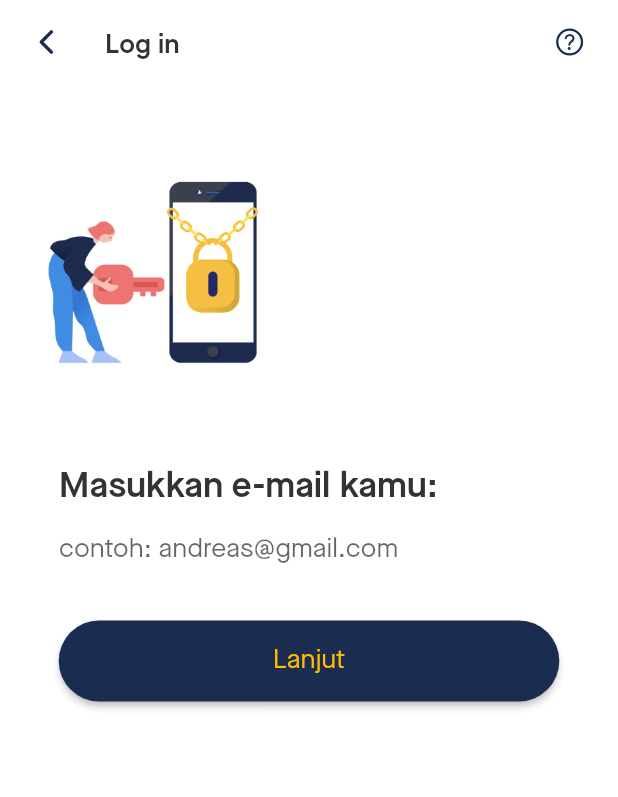
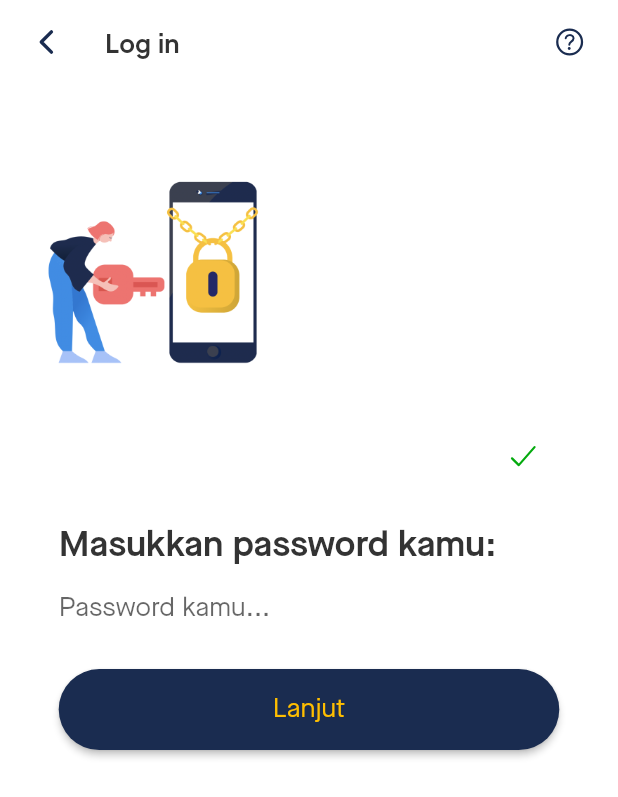
Before and after one commit to andre-nk/sindustore, a Flutter app: the AuthFormPage screen opened directly, after a tap on "Lanjut", on a phone screen of 412 x 824 dp. Shown: the top 797 px of the screen. Run offline on Flutter 3.47's test engine with Material 2 defaults, Android fonts, the light colour scheme and no system bars; drawn by our look-alikes of delayed_display; our stand-ins replace bloc, cloud_firestore, equatable, firebase_auth, firebase_core, flutter_bloc and 4 more; missing offline and left inert: flow_builder; accounts and stored records are empty; project files that could hold a hidden picture were left out.

Commit message:
:sparkles: AuthEnum Refactor, BLoC Email Validation Logic

```diff
--- a/lib/app/auth/bloc/auth_bloc.dart
+++ b/lib/app/auth/bloc/auth_bloc.dart
@@ -10,7 +10,7 @@ part 'auth_state.dart';
 
 class AuthBloc extends Bloc<AuthEvent, AuthState> {
   final AuthRepository _authRepository;
-  StreamSubscription<User>? _userSubscription;
+  // StreamSubscription<User>? _userSubscription;
 
   AuthBloc({required AuthRepository authRepository})
       : _authRepository = authRepository,
--- a/lib/app/auth/cubit/auth_cubit.dart
+++ b/lib/app/auth/cubit/auth_cubit.dart
@@ -17,23 +17,33 @@ class AuthCubit extends Cubit<AuthState> {
   void emailFormChanged(String value) {
     final filledEmail = Email.dirty(value);
     emit(state.copyWith(
-        email: filledEmail, formStatus: Formz.validate([filledEmail])));
+        email: filledEmail,
+        formStatus: Formz.validate([filledEmail]),
+        authStatus: AuthStatus.emptyUser));
   }
 
   void passwordFormChanged(String value) {
     final filledPassword = Password.dirty(value);
     emit(state.copyWith(
+        email: state.email,
         password: filledPassword,
         formStatus: Formz.validate([filledPassword])));
   }
 
   Future<void> validateEmail() async {
-    if (!(state.formStatus.isValidated)) return;
-    emit(state.copyWith(formStatus: FormzStatus.submissionInProgress));
+    if (!(state.formStatus.isValidated) && state.formStatus.isInvalid) {
+      emit(state.copyWith(formStatus: FormzStatus.submissionFailure));
+      return;
+    }
+
+    emit(state.copyWith(
+        email: state.email, formStatus: FormzStatus.submissionInProgress));
+
     try {
       final authStatus =
           await _authRepository.validateEmail(email: state.email.value);
       emit(state.copyWith(
+          email: state.email,
           authStatus: authStatus,
           formStatus: FormzStatus.submissionSuccess));
     } catch (e) {
@@ -43,7 +53,9 @@ class AuthCubit extends Cubit<AuthState> {
 
   Future<void> signInWithEmailAndPassword(
       Email email, Password password) async {}
+
   Future<void> signUpWithEmailAndPassword(
       Email email, Password password) async {}
+
   Future<void> validatePIN(PIN pin) async {}
 }
--- a/lib/app/auth/cubit/auth_enums.dart
+++ b/lib/app/auth/cubit/auth_enums.dart
@@ -1 +1,8 @@
 enum AuthStatus { emptyUser, existedUser, predefinedUser, unknownUser }
+
+class AuthStatusWrapper {
+  static AuthStatus get emptyUser => AuthStatus.emptyUser;
+  static AuthStatus get existedUser => AuthStatus.existedUser;
+  static AuthStatus get predefinedUser => AuthStatus.predefinedUser;
+  static AuthStatus get unknownUser => AuthStatus.unknownUser;
+}
--- a/lib/app/bloc_observer.dart
+++ b/lib/app/bloc_observer.dart
@@ -2,27 +2,28 @@ import 'package:flutter_bloc/flutter_bloc.dart';
 import 'package:logger/logger.dart';
 
 class AppBlocObserver extends BlocObserver {
-  @override
-  void onEvent(Bloc bloc, Object? event) {
-    super.onEvent(bloc, event);
-    Logger().d(event);
-  }
+  // @override
+  // void onEvent(Bloc bloc, Object? event) {
+  //   super.onEvent(bloc, event);
+  //   // Logger().d(event);
+  // }
 
-  @override
-  void onError(BlocBase bloc, Object error, StackTrace stackTrace) {
-    super.onError(bloc, error, stackTrace);
-    Logger().e(error);
-  }
+  // @override
+  // void onError(BlocBase bloc, Object error, StackTrace stackTrace) {
+  //   super.onError(bloc, error, stackTrace);
+  //   // Logger().e(error);
+  // }
 
+  // @override
   @override
   void onChange(BlocBase bloc, Change change) {
     super.onChange(bloc, change);
     Logger().i(change);
   }
 
-  @override
-  void onTransition(Bloc bloc, Transition transition) {
-    super.onTransition(bloc, transition);
-    Logger().i(transition);
-  }
+  // @override
+  // void onTransition(Bloc bloc, Transition transition) {
+  //   super.onTransition(bloc, transition);
+  //   // Logger().i(transition);
+  // }
 }
--- a/lib/presentation/screens/auth/auth_page.dart
+++ b/lib/presentation/screens/auth/auth_page.dart
@@ -8,6 +8,7 @@ class AuthFormPage extends StatelessWidget {
     return BlocProvider<AuthCubit>(
       create: (_) => AuthCubit(context.read<AuthRepository>()),
       child: Scaffold(
+          resizeToAvoidBottomInset: true,
           appBar: GeneralAppBar(
             title: "Log in",
             secondaryButton: IconButton(
--- a/lib/presentation/widgets/auth/auth_form.dart
+++ b/lib/presentation/widgets/auth/auth_form.dart
@@ -5,39 +5,72 @@ class AuthForm extends StatelessWidget {
 
   @override
   Widget build(BuildContext context) {
-    return BlocListener<AuthCubit, AuthState>(
-        listener: (context, state) {
+    return BlocConsumer<AuthCubit, AuthState>(listenWhen: (previous, current) {
+      return previous.authStatus != current.authStatus;
+    }, listener: (context, state) {
       if (state.formStatus.isSubmissionFailure) {
         ScaffoldMessenger.of(context)
           ..hideCurrentSnackBar()
           ..showSnackBar(
             SnackBar(
-                  content:
-                      Text(state.errorMessage ?? 'Authentication Failure'),
+              backgroundColor: AppTheme.colors.error,
+              content: Text(state.errorMessage ?? 'Authentication Failure',
+                  style: AppTheme.text.subtitle.copyWith(color: Colors.white)),
             ),
           );
-          } else if (state.authStatus.index == 3) {
+      } else if (state.authStatus == AuthStatusWrapper.unknownUser) {
         ScaffoldMessenger.of(context)
           ..hideCurrentSnackBar()
           ..showSnackBar(
-                const SnackBar(
-                  content: Text('Unknown user!'),
+            SnackBar(
+              backgroundColor: AppTheme.colors.error,
+              content: Text(
+                  state.errorMessage ?? 'E-mail pengguna tidak ditemukan!',
+                  style: AppTheme.text.subtitle.copyWith(color: Colors.white)),
             ),
           );
       }
-        },
-        child: Padding(
-          padding: EdgeInsets.symmetric(
-              horizontal: MQuery.height(0.01, context)),
-          child: Column(
+    }, builder: (context, state) {
+      return Padding(
+          padding:
+              EdgeInsets.symmetric(horizontal: MQuery.height(0.01, context)),
+          child: (state.authStatus == AuthStatusWrapper.existedUser ||
+                  state.authStatus == AuthStatusWrapper.predefinedUser
+              ? Column(
+                  mainAxisAlignment: MainAxisAlignment.start,
                   crossAxisAlignment: CrossAxisAlignment.start,
                   children: const [
+                    Padding(
+                      padding: EdgeInsets.only(top: 24),
+                      child: _EmailAuthInput(
+                        isValidated: true,
+                      ),
+                    ),
                     _FormTitle(),
-              _EmailAuthInput(),
+                    DelayedDisplay(
+                        delay: Duration(milliseconds: 500),
+                        child: Padding(
+                          padding: EdgeInsets.only(top: 4.0),
+                          child: _PasswordAuthInput(),
+                        )),
                     _SubmitButton(),
                   ],
+                )
+              : Column(
+                  crossAxisAlignment: CrossAxisAlignment.start,
+                  children: const [
+                    Padding(
+                      padding: EdgeInsets.only(top: 56.0),
+                      child: _FormTitle(),
                     ),
-        ));
+                    Padding(
+                      padding: EdgeInsets.only(top: 4.0),
+                      child: _EmailAuthInput(isValidated: false),
+                    ),
+                    _SubmitButton(),
+                  ],
+                )));
+    });
   }
 }
 
@@ -48,20 +81,11 @@ class _FormTitle extends StatelessWidget {
   Widget build(BuildContext context) {
     return BlocBuilder<AuthCubit, AuthState>(
       builder: (context, state) {
-        // Logger().d("isEmailSubmitted:" +
-        //     state.formStatus.isSubmissionSuccess.toString());
-        // Logger().d("isPasswordUnfilled:" + state.password.pure.toString());
-
-        return Padding(
-          padding: EdgeInsets.only(
-              top: MQuery.height(0.08, context),
-              bottom: MQuery.height(0.005, context)),
-          child: Text(
+        return Text(
           (state.authStatus.index == 1 || state.authStatus.index == 2)
               ? "Masukkan password kamu:"
               : "Masukkan e-mail kamu:",
           style: AppTheme.text.h2.copyWith(fontSize: 24),
-          ),
         );
       },
     );
@@ -69,32 +93,75 @@ class _FormTitle extends StatelessWidget {
 }
 
 class _EmailAuthInput extends StatelessWidget {
-  const _EmailAuthInput({Key? key}) : super(key: key);
+  final bool isValidated;
+  const _EmailAuthInput({Key? key, required this.isValidated})
+      : super(key: key);
 
   @override
   Widget build(BuildContext context) {
     return BlocBuilder<AuthCubit, AuthState>(
         buildWhen: ((previous, current) =>
-            previous.email != current.email),
+            (previous.email != current.email) ||
+            (previous.formStatus != current.formStatus)),
         builder: (context, state) {
-          return Column(
-            mainAxisAlignment: MainAxisAlignment.start,
-            crossAxisAlignment: CrossAxisAlignment.start,
-            children: [
-              TextField(
+          return Padding(
+            padding: isValidated
+                ? EdgeInsets.symmetric(vertical: MQuery.height(0.02, context))
+                : EdgeInsets.only(bottom: MQuery.height(0.04, context)),
+            child: TextField(
               key: const Key('loginForm_emailInput_textField'),
               onChanged: (email) =>
                   {context.read<AuthCubit>().emailFormChanged(email)},
+
               style: AppTheme.text.paragraph,
-                decoration: const InputDecoration(
-                  fillColor: Colors.cyan,
+              decoration: InputDecoration(
+                enabled: !isValidated,
                 border: InputBorder.none,
-                  hintText: 'contoh: andreas@gmail.com',
-                  helperText: '',
-                  errorText: null,
+                hintText: isValidated ? state.email.value : 'contoh: andreas@gmail.com',
+                errorText: state.formStatus.isSubmissionFailure
+                    ? "*E-mail tidak valid. Coba lagi"
+                    : null,
+                suffixIcon: isValidated
+                    ? Padding(
+                        padding: const EdgeInsets.only(bottom: 8.0),
+                        child: Icon(Ionicons.checkmark,
+                            color: AppTheme.colors.success))
+                    : const SizedBox(),
+                isCollapsed: false,
+                isDense: false,
               ),
             ),
-            ],
+          );
+        });
+  }
+}
+
+class _PasswordAuthInput extends StatelessWidget {
+  const _PasswordAuthInput({Key? key}) : super(key: key);
+
+  @override
+  Widget build(BuildContext context) {
+    return BlocBuilder<AuthCubit, AuthState>(
+        buildWhen: ((previous, current) =>
+            previous.password != current.password),
+        builder: (context, state) {
+          return Padding(
+            padding: EdgeInsets.only(bottom: MQuery.height(0.02, context)),
+            child: TextField(
+              key: const Key('loginForm_passwordInput_textField'),
+              onChanged: (password) =>
+                  {context.read<AuthCubit>().passwordFormChanged(password)},
+              style: AppTheme.text.paragraph,
+              decoration: InputDecoration(
+                border: InputBorder.none,
+                hintText: 'Password kamu...',
+                errorText: state.formStatus.isSubmissionFailure
+                    ? "*Password tidak valid (min. 6 karakter). Coba lagi"
+                    : null,
+                isCollapsed: false,
+                isDense: false,
+              ),
+            ),
           );
         });
   }
@@ -110,13 +177,13 @@ class _SubmitButton extends StatelessWidget {
           previous.formStatus != current.formStatus),
       builder: (context, state) {
         return state.formStatus.isSubmissionInProgress
-            ? CircularProgressIndicator(color: AppTheme.colors.secondary)
+            ? Center(
+                child:
+                    CircularProgressIndicator(color: AppTheme.colors.secondary))
             : WideButton(
                 title: "Lanjut",
                 onPressed: () async {
-                  state.formStatus.isValidated
-                      ? await context.read<AuthCubit>().validateEmail()
-                      : null;
+                  await context.read<AuthCubit>().validateEmail();
                 });
       },
     );
--- a/lib/presentation/widgets/widgets.dart
+++ b/lib/presentation/widgets/widgets.dart
@@ -1,7 +1,9 @@
+import 'package:delayed_display/delayed_display.dart';
 import 'package:flutter/material.dart';
 import 'package:flutter_bloc/flutter_bloc.dart';
 import 'package:ionicons/ionicons.dart';
 import 'package:sindu_store/app/auth/cubit/auth_cubit.dart';
+import 'package:sindu_store/app/auth/cubit/auth_enums.dart';
 import 'package:sindu_store/config/media_query.dart';
 import 'package:sindu_store/config/theme.dart';
 import 'package:formz/formz.dart';
--- a/lib/repository/auth/auth_repository.dart
+++ b/lib/repository/auth/auth_repository.dart
@@ -64,9 +64,6 @@ class AuthRepository {
   }
 
   Future<AuthStatus> validateEmail({required String email}) async {
-
-    Logger().d(email);
-
     try {
       final matchedUsers = await _firebaseFirestore
           .collection("users")
--- a/pubspec.yaml
+++ b/pubspec.yaml
@@ -29,6 +29,7 @@ environment:
 dependencies:
   cloud_firestore: ^3.1.10
   cupertino_icons: ^1.0.2
+  delayed_display: ^2.0.0
   equatable: ^2.0.3
   firebase_auth: ^3.3.10
   firebase_core: ^1.13.1
```
Also changed, not shown: pubspec.lock. Lines whose indentation alone changed are shown as unchanged.
